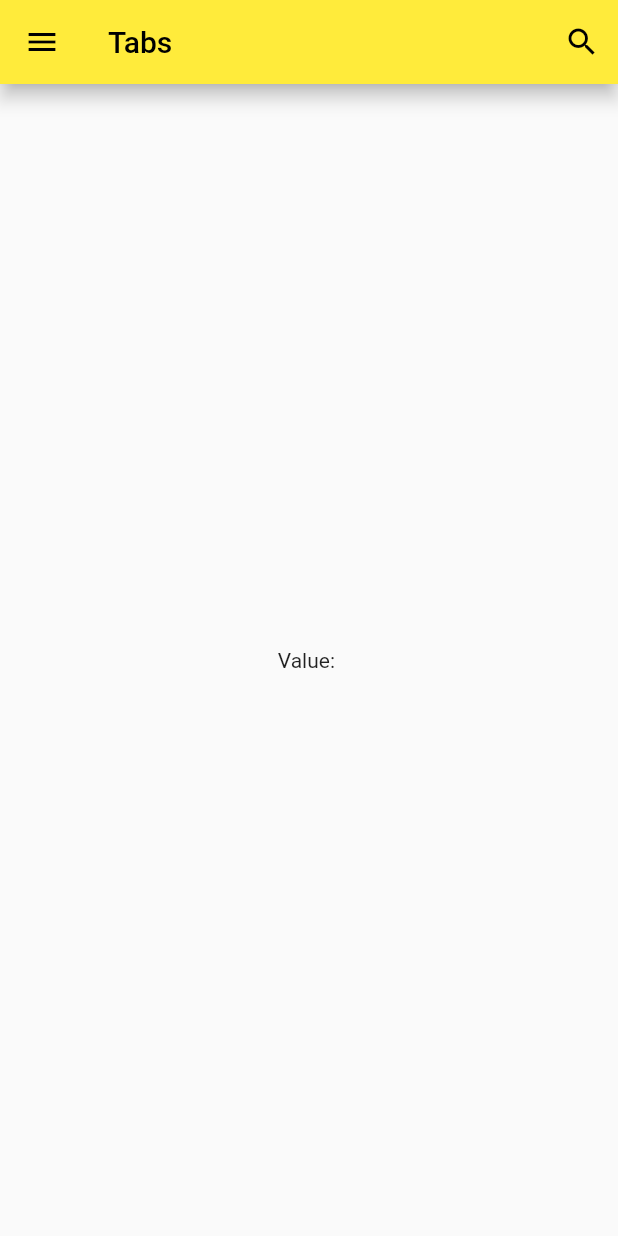
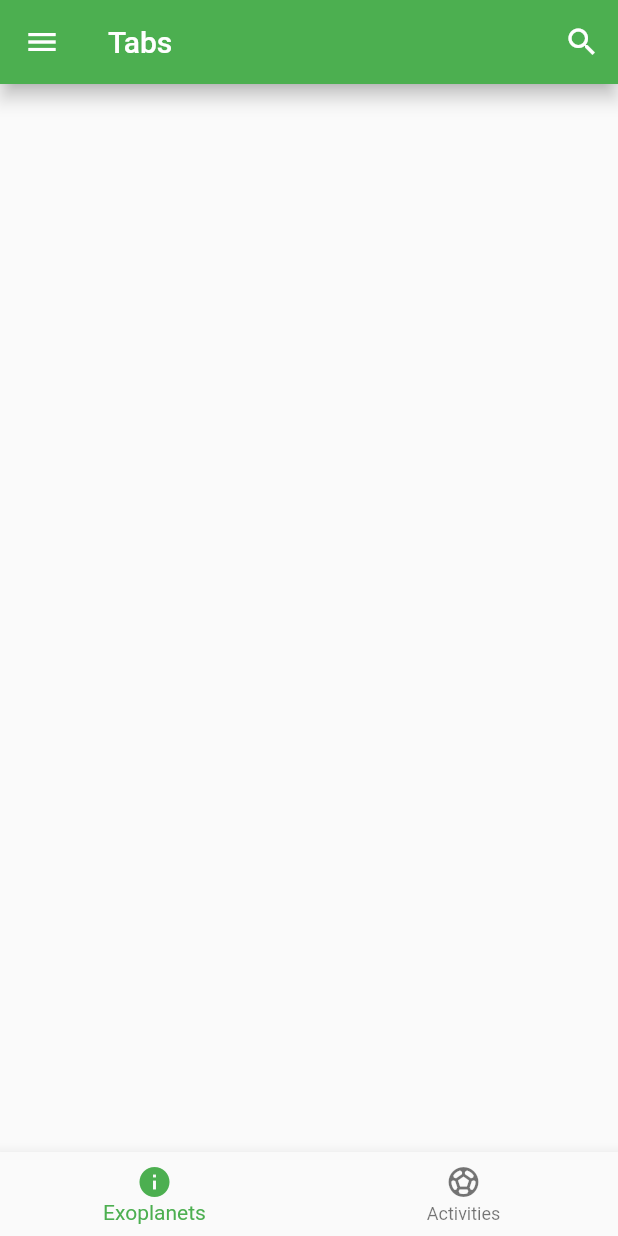
Before and after one commit to GBubniak/task, a Flutter app: the screen it shows after launch, on a phone screen of 412 x 824 dp. Run offline on Flutter 3.47's test engine with Material 2 defaults, Android fonts, the phone set to English and light mode, and no system bars; drawn by our look-alikes of easy_search_bar.

Commit message:
Add Bottom Navigation Bar

```diff
--- a/lib/main.dart
+++ b/lib/main.dart
@@ -38,7 +38,7 @@ class _MyHomePageState extends State<MyHomePage> {
   Widget build(BuildContext context) {
     return MaterialApp(
       title: 'Tabs',
-      theme: ThemeData(primarySwatch: Colors.yellow),
+      theme: ThemeData(primarySwatch: Colors.green),
       home: Scaffold(
         appBar: EasySearchBar(
             title: const Text('Tabs'),
@@ -55,18 +55,27 @@ class _MyHomePageState extends State<MyHomePage> {
                 child: Text('Drawer Header'),
               ),
               ListTile(
-                title: const Text('Item 1'),
+                title: const Text('Exoplanets'),
                 onTap: () => Navigator.pop(context),
               ),
               ListTile(
-                title: const Text('Item 2'),
+                title: const Text('Activities'),
                 onTap: () => Navigator.pop(context),
               )
             ],
           ),
         ),
-        body: Center(
-          child: Text('Value: $searchValue'),
+        bottomNavigationBar: BottomNavigationBar(
+          items: const <BottomNavigationBarItem>[
+            BottomNavigationBarItem(
+              icon: Icon(Icons.info),
+              label: 'Exoplanets',
+            ),
+            BottomNavigationBarItem(
+              icon: Icon(Icons.sports_soccer),
+              label: 'Activities',
+            ),
+          ],
         ),
       ),
     );
```
